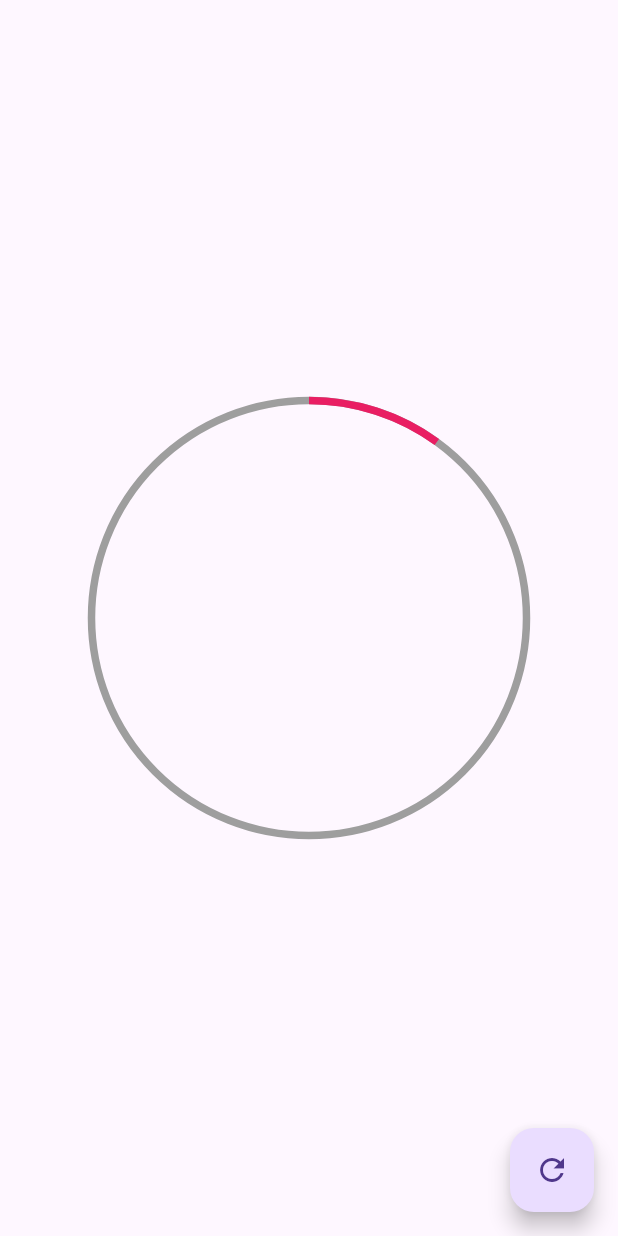
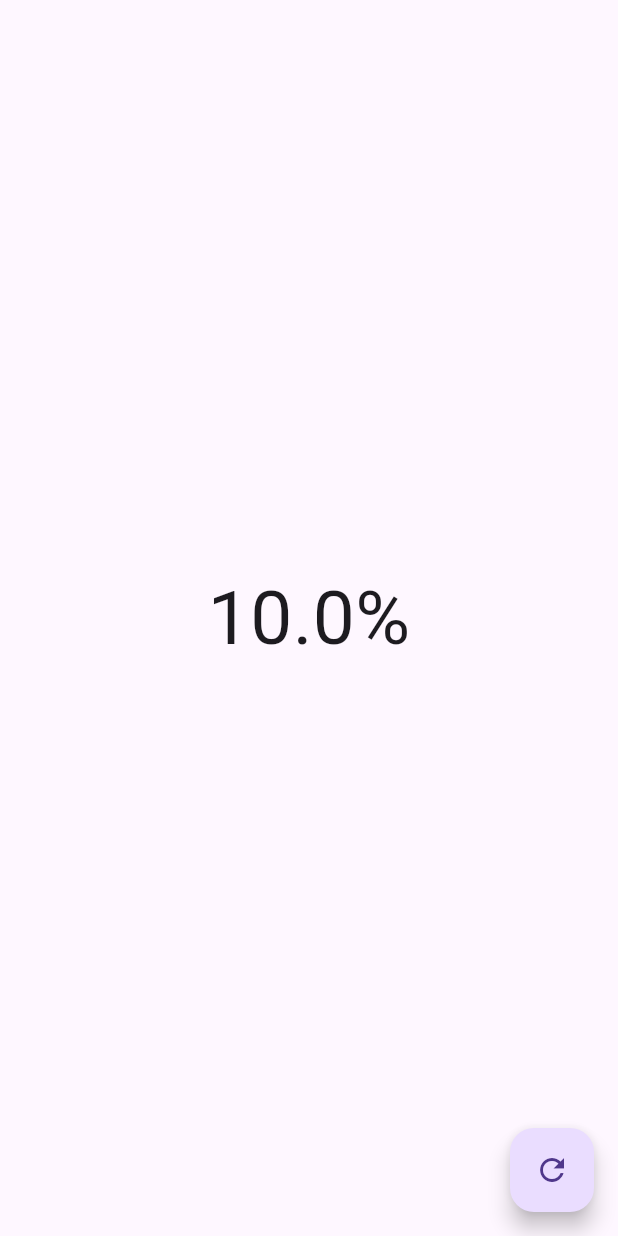
Before and after one commit to AbielRC97/disenos_app, a Flutter app: the screen it shows after launch, after a tap on the "refresh" icon, on a phone screen of 412 x 824 dp. Run offline on Flutter 3.47's test engine with Material 3 defaults, Android fonts, the phone set to English and light mode, and no system bars.

Commit message:
Video 49:  Circular Progress Page

```diff
--- a/lib/main.dart
+++ b/lib/main.dart
@@ -1,4 +1,4 @@
-import 'package:disenos_app/src/pages/circular_progress_page.dart';
+import 'package:disenos_app/src/pages/grafics_circulares_page.dart';
 import 'package:flutter/material.dart';
 
 void main() {
@@ -14,7 +14,7 @@ class MyApp extends StatelessWidget {
     return MaterialApp(
       title: 'Diseños APP',
       debugShowCheckedModeBanner: false,
-      home: CircularProgressPage(),
+      home: GraficsCircularesPage(),
     );
   }
 }
--- /dev/null
+++ b/lib/src/pages/grafics_circulares_page.dart
@@ -0,0 +1,34 @@
+import 'package:flutter/material.dart';
+
+class GraficsCircularesPage extends StatefulWidget {
+  const GraficsCircularesPage({super.key});
+
+  @override
+  State<GraficsCircularesPage> createState() => _GraficsCircularesPageState();
+}
+
+class _GraficsCircularesPageState extends State<GraficsCircularesPage> {
+  double porcentage = 0.0;
+  @override
+  Widget build(BuildContext context) {
+    return Scaffold(
+      floatingActionButton: FloatingActionButton(
+        child: Icon(Icons.refresh),
+        onPressed: () {
+          setState(() {
+            porcentage += 10.0;
+            if (porcentage > 100) {
+              porcentage = 0;
+            }
+          });
+        },
+      ),
+      body: Center(
+        child: Text(
+          '$porcentage%',
+          style: TextStyle(fontSize: 50.0),
+        ),
+      ),
+    );
+  }
+}
```
Also changed, not shown: lib/src/labs/circular_progress_page.dart (renamed from lib/src/pages/circular_progress_page.dart).
